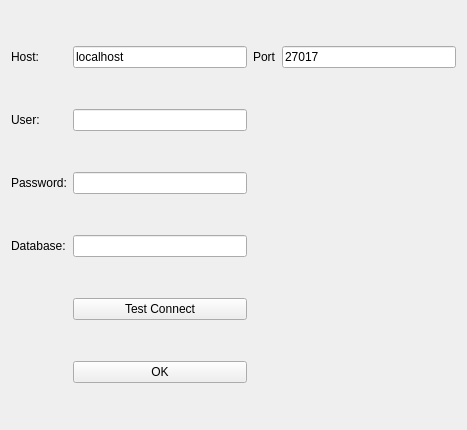
The window that app/ui/db.ui (ctpbee/ctpbee_desktop) describes before a commit, drawn with Qt 5.
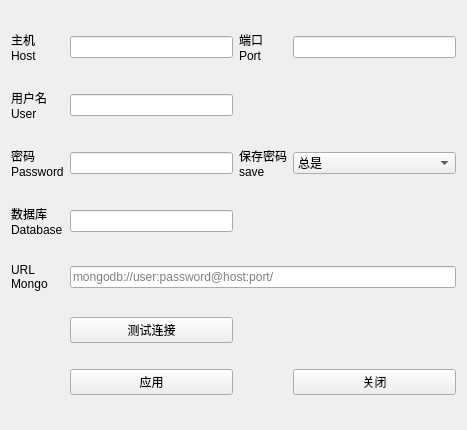
The same window after the commit.

Diff of the .ui file:
```diff
--- a/app/ui/db.ui
+++ b/app/ui/db.ui
@@ -1,7 +1,7 @@
 <?xml version="1.0" encoding="UTF-8"?>
 <ui version="4.0">
- <class>Form</class>
- <widget class="QWidget" name="Form">
+ <class>DataBase</class>
+ <widget class="QWidget" name="DataBase">
   <property name="geometry">
    <rect>
     <x>0</x>
@@ -11,85 +11,119 @@
    </rect>
   </property>
   <property name="windowTitle">
-   <string>Form</string>
+   <string>DataBase</string>
   </property>
   <layout class="QGridLayout" name="gridLayout">
-   <item row="4" column="0">
-    <widget class="QLabel" name="label_4">
-     <property name="text">
-      <string>Database:</string>
-     </property>
-    </widget>
-   </item>
-   <item row="4" column="1">
-    <widget class="QLineEdit" name="database"/>
-   </item>
    <item row="0" column="0">
     <widget class="QLabel" name="label">
      <property name="text">
-      <string>Host:</string>
+      <string>主机
+Host</string>
      </property>
     </widget>
    </item>
-   <item row="0" column="1">
-    <widget class="QLineEdit" name="host">
+   <item row="7" column="3">
+    <widget class="QPushButton" name="close_btn">
      <property name="text">
-      <string>localhost</string>
+      <string>关闭</string>
+     </property>
+    </widget>
+   </item>
+   <item row="3" column="0">
+    <widget class="QLabel" name="label_3">
+     <property name="text">
+      <string>密码
+Password</string>
      </property>
     </widget>
    </item>
    <item row="1" column="0">
     <widget class="QLabel" name="label_2">
      <property name="text">
-      <string>User:</string>
+      <string>用户名
+User</string>
      </property>
     </widget>
    </item>
-   <item row="5" column="1">
+   <item row="6" column="1">
     <widget class="QPushButton" name="test_btn">
      <property name="text">
-      <string>Test Connect</string>
+      <string>测试连接</string>
      </property>
     </widget>
    </item>
-   <item row="3" column="1">
-    <widget class="QLineEdit" name="password">
-     <property name="echoMode">
-      <enum>QLineEdit::Password</enum>
+   <item row="3" column="2">
+    <widget class="QLabel" name="label_6">
+     <property name="text">
+      <string>保存密码
+save</string>
      </property>
-     <property name="clearButtonEnabled">
-      <bool>false</bool>
+    </widget>
+   </item>
+   <item row="7" column="1">
+    <widget class="QPushButton" name="ok_btn">
+     <property name="text">
+      <string>应用</string>
      </property>
     </widget>
    </item>
-   <item row="1" column="1">
-    <widget class="QLineEdit" name="user"/>
+   <item row="3" column="3">
+    <widget class="QComboBox" name="savebox">
+     <item>
+      <property name="text">
+       <string>总是</string>
+      </property>
+     </item>
+     <item>
+      <property name="text">
+       <string>从不</string>
+      </property>
+     </item>
+    </widget>
    </item>
-   <item row="3" column="0">
-    <widget class="QLabel" name="label_3">
+   <item row="4" column="0">
+    <widget class="QLabel" name="label_4">
      <property name="text">
-      <string>Password:</string>
+      <string>数据库
+Database</string>
      </property>
     </widget>
    </item>
    <item row="0" column="2">
     <widget class="QLabel" name="label_5">
      <property name="text">
-      <string>Port</string>
+      <string>端口
+Port</string>
      </property>
     </widget>
    </item>
+   <item row="5" column="0">
+    <widget class="QLabel" name="label_7">
+     <property name="text">
+      <string>URL
+Mongo</string>
+     </property>
+    </widget>
+   </item>
+   <item row="0" column="1">
+    <widget class="QLineEdit" name="host"/>
+   </item>
    <item row="0" column="3">
-    <widget class="QLineEdit" name="port">
-     <property name="text">
-      <string>27017</string>
-     </property>
-    </widget>
+    <widget class="QLineEdit" name="port"/>
    </item>
-   <item row="6" column="1">
-    <widget class="QPushButton" name="ok_btn">
-     <property name="text">
-      <string>OK</string>
+   <item row="1" column="1">
+    <widget class="QLineEdit" name="user"/>
+   </item>
+   <item row="3" column="1">
+    <widget class="QLineEdit" name="password"/>
+   </item>
+   <item row="4" column="1">
+    <widget class="QLineEdit" name="database"/>
+   </item>
+   <item row="5" column="1" colspan="3">
+    <widget class="QLineEdit" name="lineEdit">
+     <property name="placeholderText">
+      <string>mongodb://user:password@host:port/</string>
      </property>
     </widget>
    </item>
```
